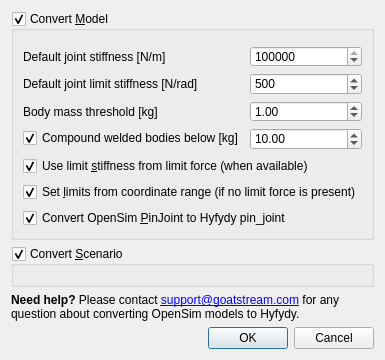
Old version of the form src/sconestudio/ConvertScenario.ui in the repository tgeijten/scone-studio.
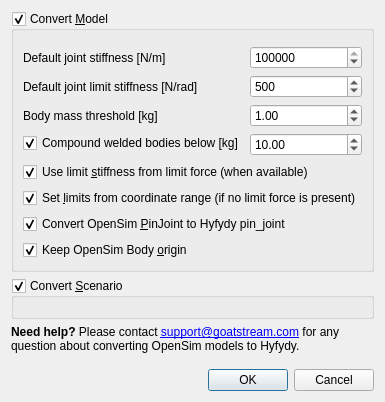
New version of the form. Custom widgets are drawn as their Qt base class.

Commit message: N*: Model Conversion now provides option to keep OpenSim Body origin

```diff
--- a/src/sconestudio/ConvertScenario.ui
+++ b/src/sconestudio/ConvertScenario.ui
@@ -6,8 +6,8 @@
    <rect>
     <x>0</x>
     <y>0</y>
-    <width>360</width>
-    <height>360</height>
+    <width>385</width>
+    <height>402</height>
    </rect>
   </property>
   <property name="windowTitle">
@@ -172,6 +172,16 @@
         </property>
        </widget>
       </item>
+      <item>
+       <widget class="QCheckBox" name="keepOrigin">
+        <property name="text">
+         <string>Keep OpenSim Body &amp;origin</string>
+        </property>
+        <property name="checked">
+         <bool>true</bool>
+        </property>
+       </widget>
+      </item>
      </layout>
     </widget>
    </item>
```
Left out of the diff: 2 changed lines with no effect on the pictures. The commit also changes 1 other file.
